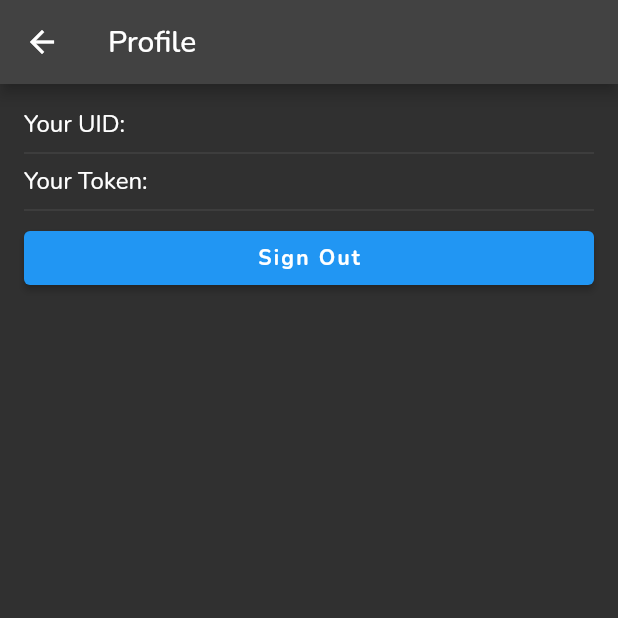
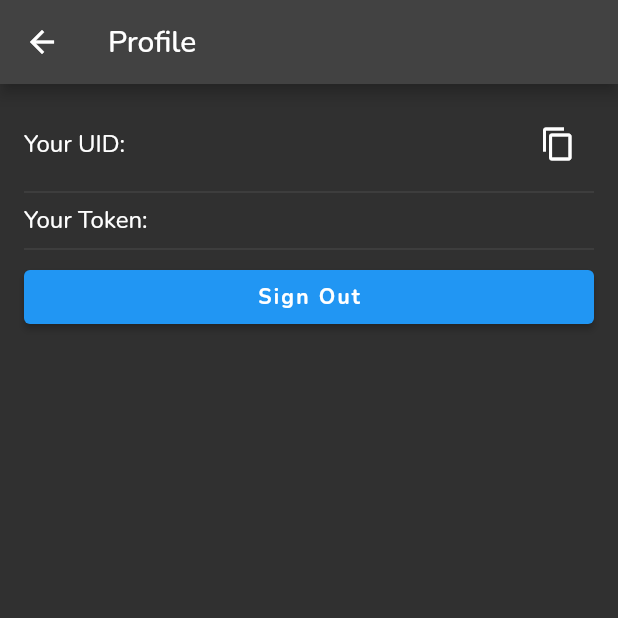
Before and after one commit to Lab-Brat/gentoo_update_flutter, a Flutter app: the ProfileScreen screen opened by its route, on a phone screen of 412 x 824 dp, the top half of it. Run offline on Flutter 3.47's test engine with Material 2 defaults, Android fonts, the light colour scheme and no system bars; our stand-ins replace cloud_firestore, firebase_auth, firebase_core, font_awesome_flutter, google_fonts; accounts and stored records are empty.

Commit message:
add copy button to uid

```diff
--- a/lib/profile/profile.dart
+++ b/lib/profile/profile.dart
@@ -1,6 +1,6 @@
 import 'package:flutter/material.dart';
 import 'package:gentoo_update_flutter/services/auth.dart';
-import 'package:google_fonts/google_fonts.dart';
+import 'package:flutter/services.dart';
 import 'package:cloud_firestore/cloud_firestore.dart';
 
 class ProfileScreen extends StatelessWidget {
@@ -26,16 +26,28 @@ class ProfileScreen extends StatelessWidget {
         itemBuilder: (context, index) {
           switch (index) {
             case 0:
-              print(uid);
-              return Text("Your UID: $uid");
+              return Row(
+                children: [
+                  Expanded(child: Text("Your UID: $uid")),
+                  IconButton(
+                    icon: Icon(Icons.copy),
+                    onPressed: () {
+                      Clipboard.setData(ClipboardData(text: uid));
+                      ScaffoldMessenger.of(context).showSnackBar(
+                        SnackBar(content: Text('UID copied to clipboard')),
+                      );
+                    },
+                  ),
+                ],
+              );
             case 1:
               return FutureBuilder<String?>(
                 future: getToken(uid),
                 builder: (context, snapshot) {
                   if (snapshot.connectionState == ConnectionState.waiting) {
-                    return CircularProgressIndicator();
+                    return const CircularProgressIndicator();
                   } else if (snapshot.hasError) {
-                    return Text("Error fetching token");
+                    return const Text("Error fetching token");
                   } else {
                     return Text("Your Token: ${snapshot.data}");
                   }
```
